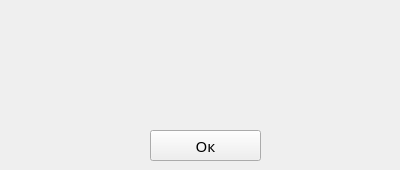
The window that message_ui.ui (sultanowskii/HackMySolution) describes before a commit, drawn with Qt 5.
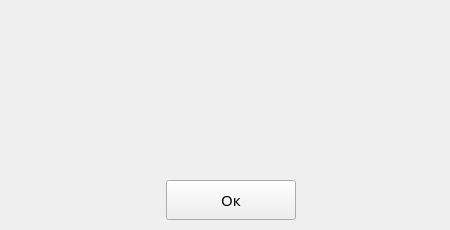
The same window after the commit.

Commit message: Added examples, added word-wrapping in conditions, messages and end-screen, changed font size, in levels.json now must be

What changed in the file:
```diff
--- a/message_ui.ui
+++ b/message_ui.ui
@@ -6,20 +6,20 @@
    <rect>
     <x>0</x>
     <y>0</y>
-    <width>400</width>
-    <height>170</height>
+    <width>450</width>
+    <height>230</height>
    </rect>
   </property>
   <property name="minimumSize">
    <size>
-    <width>400</width>
-    <height>170</height>
+    <width>450</width>
+    <height>230</height>
    </size>
   </property>
   <property name="maximumSize">
    <size>
-    <width>400</width>
-    <height>170</height>
+    <width>450</width>
+    <height>230</height>
    </size>
   </property>
   <property name="windowTitle">
@@ -28,10 +28,10 @@
   <widget class="QPushButton" name="btn_ok">
    <property name="geometry">
     <rect>
-     <x>150</x>
-     <y>130</y>
-     <width>111</width>
-     <height>31</height>
+     <x>166</x>
+     <y>180</y>
+     <width>130</width>
+     <height>40</height>
     </rect>
    </property>
    <property name="font">
@@ -49,8 +49,8 @@
     <rect>
      <x>10</x>
      <y>10</y>
-     <width>381</width>
-     <height>101</height>
+     <width>431</width>
+     <height>160</height>
     </rect>
    </property>
    <property name="font">
```
The commit also changes 8 other files.
